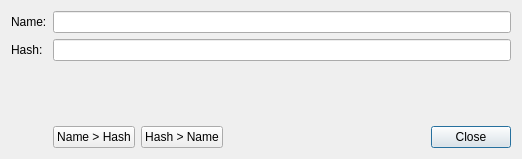
The window that gui/HashConverterDialog.ui (glandu2/RappelzRDBTool) describes before a commit, drawn with Qt 5.
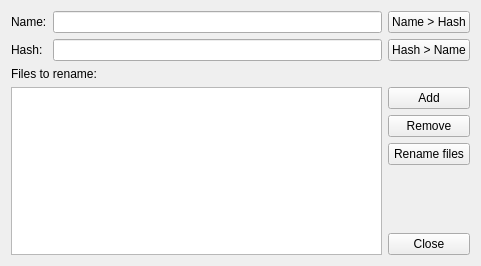
The same window after the commit.

Commit message: Add a way to copy files with their hash as the target name

```diff
--- a/gui/HashConverterDialog.ui
+++ b/gui/HashConverterDialog.ui
@@ -6,45 +6,75 @@
    <rect>
     <x>0</x>
     <y>0</y>
-    <width>522</width>
-    <height>159</height>
+    <width>481</width>
+    <height>266</height>
    </rect>
   </property>
   <property name="windowTitle">
    <string comment="Title of the dialogbox">Hash / Name converter</string>
   </property>
   <layout class="QGridLayout" name="gridLayout">
-   <item row="3" column="4">
-    <widget class="QPushButton" name="closeButton">
+   <item row="2" column="0" colspan="2">
+    <widget class="QLabel" name="filesToRenameLabel">
      <property name="text">
-      <string comment="Button text">Close</string>
+      <string>Files to rename:</string>
      </property>
     </widget>
    </item>
-   <item row="1" column="1" colspan="4">
-    <widget class="QLineEdit" name="hashEdit"/>
+   <item row="1" column="2">
+    <widget class="QPushButton" name="hashToNameButton">
+     <property name="text">
+      <string comment="Button text">Hash &gt; Name</string>
+     </property>
+     <property name="autoDefault">
+      <bool>false</bool>
+     </property>
+    </widget>
    </item>
-   <item row="0" column="1" colspan="4">
+   <item row="0" column="1">
     <widget class="QLineEdit" name="nameEdit"/>
    </item>
-   <item row="3" column="3">
-    <spacer name="horizontalSpacer">
+   <item row="3" column="2">
+    <widget class="QPushButton" name="addButton">
+     <property name="text">
+      <string comment="Button to add files to rename list">Add</string>
+     </property>
+     <property name="autoDefault">
+      <bool>false</bool>
+     </property>
+    </widget>
+   </item>
+   <item row="6" column="2">
+    <spacer name="verticalSpacer">
      <property name="orientation">
-      <enum>Qt::Horizontal</enum>
+      <enum>Qt::Vertical</enum>
      </property>
      <property name="sizeHint" stdset="0">
       <size>
-       <width>40</width>
-       <height>20</height>
+       <width>20</width>
+       <height>40</height>
       </size>
      </property>
     </spacer>
    </item>
-   <item row="3" column="1">
+   <item row="4" column="2">
+    <widget class="QPushButton" name="removeButton">
+     <property name="text">
+      <string comment="Button to remove files to rename list">Remove</string>
+     </property>
+     <property name="autoDefault">
+      <bool>false</bool>
+     </property>
+    </widget>
+   </item>
+   <item row="0" column="2">
     <widget class="QPushButton" name="nameToHashButton">
      <property name="text">
       <string comment="Button text">Name &gt; Hash</string>
      </property>
+     <property name="autoDefault">
+      <bool>false</bool>
+     </property>
     </widget>
    </item>
    <item row="1" column="0">
@@ -52,12 +82,8 @@
      <property name="text">
       <string comment="Label next to hash editfield">Hash:</string>
      </property>
-    </widget>
-   </item>
-   <item row="3" column="2">
-    <widget class="QPushButton" name="hashToNameButton">
-     <property name="text">
-      <string comment="Button text">Hash &gt; Name</string>
+     <property name="buddy">
+      <cstring>hashEdit</cstring>
      </property>
     </widget>
    </item>
@@ -68,18 +94,62 @@
      </property>
     </widget>
    </item>
-   <item row="2" column="4">
-    <spacer name="verticalSpacer">
-     <property name="orientation">
-      <enum>Qt::Vertical</enum>
+   <item row="1" column="1">
+    <widget class="QLineEdit" name="hashEdit"/>
+   </item>
+   <item row="5" column="2">
+    <widget class="QPushButton" name="renameButton">
+     <property name="text">
+      <string comment="Button to rename files in rename list">Rename files</string>
      </property>
-     <property name="sizeHint" stdset="0">
-      <size>
-       <width>20</width>
-       <height>40</height>
-      </size>
+     <property name="autoDefault">
+      <bool>false</bool>
      </property>
-    </spacer>
+    </widget>
+   </item>
+   <item row="7" column="2">
+    <widget class="QPushButton" name="closeButton">
+     <property name="text">
+      <string comment="Button text">Close</string>
+     </property>
+     <property name="autoDefault">
+      <bool>false</bool>
+     </property>
+    </widget>
+   </item>
+   <item row="3" column="0" rowspan="5" colspan="2">
+    <widget class="QTableView" name="filesToRenameTable">
+     <attribute name="horizontalHeaderHighlightSections">
+      <bool>false</bool>
+     </attribute>
+     <attribute name="horizontalHeaderMinimumSectionSize">
+      <number>150</number>
+     </attribute>
+     <attribute name="horizontalHeaderShowSortIndicator" stdset="0">
+      <bool>false</bool>
+     </attribute>
+     <attribute name="horizontalHeaderStretchLastSection">
+      <bool>false</bool>
+     </attribute>
+     <attribute name="verticalHeaderVisible">
+      <bool>false</bool>
+     </attribute>
+     <attribute name="verticalHeaderDefaultSectionSize">
+      <number>16</number>
+     </attribute>
+     <attribute name="verticalHeaderHighlightSections">
+      <bool>false</bool>
+     </attribute>
+     <attribute name="verticalHeaderMinimumSectionSize">
+      <number>16</number>
+     </attribute>
+     <attribute name="verticalHeaderShowSortIndicator" stdset="0">
+      <bool>false</bool>
+     </attribute>
+     <attribute name="verticalHeaderStretchLastSection">
+      <bool>false</bool>
+     </attribute>
+    </widget>
    </item>
   </layout>
  </widget>
```
Left out of the diff: 53 changed lines with no effect on the pictures. The commit also changes 6 other files.
